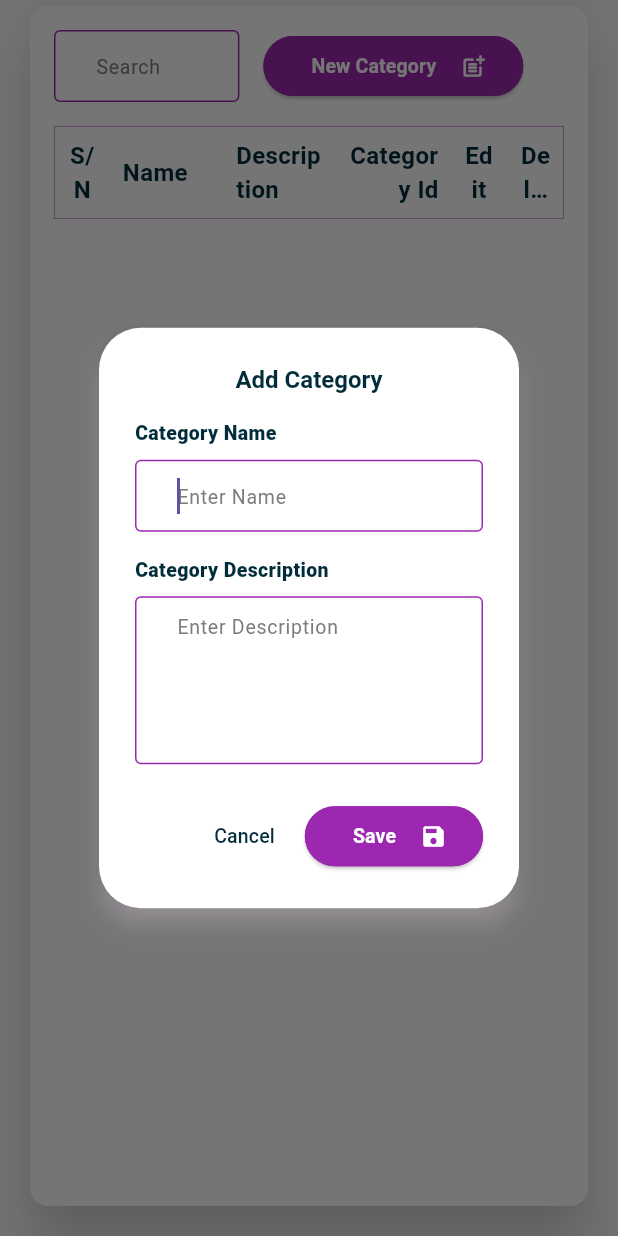
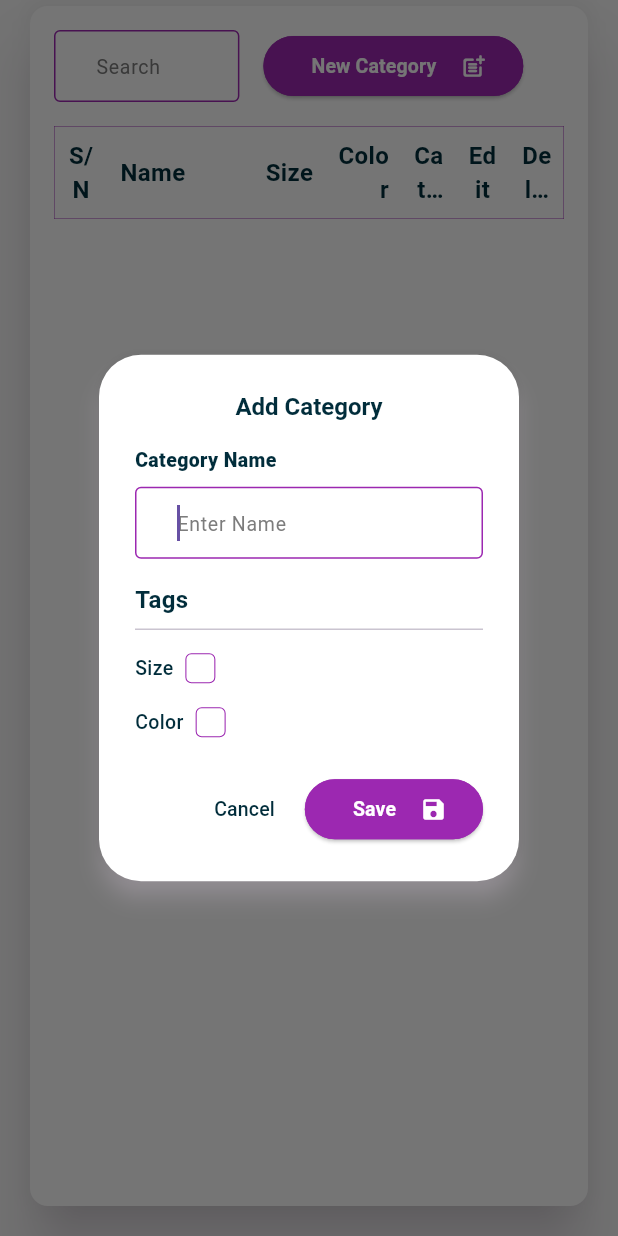
Before and after one commit to naing-pyae-hlyan/apos-web-dashboard, a Flutter app: the CategoryPage widget shown alone on an empty page, opened directly, after a tap on "New Category", on a phone screen of 412 x 824 dp. Run offline on Flutter 3.47's test engine with Material 3 defaults, Android fonts, the phone set to English and light mode, and no system bars; our stand-ins replace cloud_firestore, equatable, firebase_core, firebase_messaging, fl_chart, flutter_bloc and 5 more; accounts and stored records are empty.

Commit message:
0.2.0 => UPDATE: CategoryDialog added Size and Color tags.

```diff
--- a/lib/bloc/auth/auth_bloc.dart
+++ b/lib/bloc/auth/auth_bloc.dart
@@ -31,10 +31,12 @@ class AuthBloc extends Bloc<AuthEvent, AuthState> {
       );
       return;
     }
-    // await Future.delayed(const Duration(seconds: 3));
 
     if (event.rememberMe) {
-      SpHelper.rememberMe(username: event.username, password: event.password);
+      await SpHelper.rememberMe(
+        username: event.username,
+        password: event.password,
+      );
     }
 
     emit(AuthStateSuccess());
--- a/lib/bloc/category/category_bloc.dart
+++ b/lib/bloc/category/category_bloc.dart
@@ -77,7 +77,11 @@ class CategoryBloc extends Bloc<CategoryEvent, CategoryState> {
       (Category category) => category.name == event.category.name,
     );
 
-    if (same.isNotEmpty) {
+    var same2 = same.where(
+      (Category caetgory) => caetgory.name != event.currentCategoryName,
+    );
+
+    if (same2.isNotEmpty) {
       await Future.delayed(const Duration(milliseconds: 500));
       emit(_dialogStateFail(message: "Name is already taken"));
       return;
--- a/lib/bloc/category/category_event.dart
+++ b/lib/bloc/category/category_event.dart
@@ -14,7 +14,11 @@ class CategoryEventReadData extends CategoryEvent {
 
 class CategoryEventUpdateData extends CategoryEvent {
   final Category category;
-  CategoryEventUpdateData({required this.category});
+  final String currentCategoryName;
+  CategoryEventUpdateData({
+    required this.currentCategoryName,
+    required this.category,
+  });
 }
 
 class CategoryEventDeleteData extends CategoryEvent {
--- a/lib/enum/_exp.dart
+++ b/lib/enum/_exp.dart
@@ -1,2 +1,4 @@
+export 'order_status.dart';
+export 'product_color.dart';
+export 'product_size.dart';
 export 'selected_home.dart';
-export 'order_status.dart';
--- /dev/null
+++ b/lib/enum/product_size.dart
@@ -0,0 +1,19 @@
+enum ProductSize {
+  small("S"),
+  medium("M"),
+  large("L"),
+  xl("XL"),
+  xxl("XXL");
+
+  final String value;
+  const ProductSize(this.value);
+}
+
+ProductSize parseSizeToProductSize(String size) {
+  if (size == "S") return ProductSize.small;
+  if (size == "M") return ProductSize.medium;
+  if (size == "L") return ProductSize.large;
+  if (size == "XL") return ProductSize.xl;
+  if (size == "XXL") return ProductSize.xxl;
+  return ProductSize.medium;
+}
--- a/lib/models/category_model.dart
+++ b/lib/models/category_model.dart
@@ -2,13 +2,15 @@ class Category {
   String? id;
   final String readableId;
   final String name;
-  final String description;
+  final bool hasSize;
+  final bool hasColor;
 
   Category({
     this.id,
     required this.readableId,
     required this.name,
-    required this.description,
+    required this.hasSize,
+    required this.hasColor,
   });
 
   factory Category.fromJson(Map<String, dynamic> json, String docId) {
@@ -16,7 +18,8 @@ class Category {
       id: docId,
       readableId: json['id'],
       name: json['name'],
-      description: json['description'],
+      hasSize: json['has_size'] ?? false,
+      hasColor: json['has_color'] ?? false,
     );
   }
 
@@ -24,7 +27,8 @@ class Category {
     return {
       'id': readableId,
       'name': name,
-      'description': description,
+      'has_size': hasSize,
+      'has_color': hasColor,
     };
   }
 
@@ -41,14 +45,16 @@ class Category {
         id: "all-category",
         readableId: "all-category",
         name: "All Category",
-        description: "",
+        hasSize: false,
+        hasColor: false,
       );
 
   static Category get selectCategoriesValue => Category(
         id: "select-category",
         readableId: "select-category",
         name: "Select Category",
-        description: "",
+        hasSize: false,
+        hasColor: false,
       );
 
   bool get isDropdownTitle => id == "select-category" || id == "all-category";
--- a/lib/models/product_model.dart
+++ b/lib/models/product_model.dart
@@ -31,7 +31,7 @@ class Product {
       base64Images: List.from(json["images"].map((x) => x)),
       description: json['description'],
       price: json['price'],
-      stockQuantity: json['stock_quantity'],
+      stockQuantity: json['stock_quantity'] ?? 0,
       categoryId: json['category_id'],
       categoryName: json["category_name"],
       topSalesCount: json["top_sales_count"] ?? 0,
--- a/lib/view/dialogs/category_dialog.dart
+++ b/lib/view/dialogs/category_dialog.dart
@@ -19,27 +19,32 @@ class _CategoryDialogState extends State<_CategoryDialog> {
   late CategoryBloc categoryBloc;
 
   final _nameTxtCtrl = TextEditingController();
-  final _descTxtCtrl = TextEditingController();
   final _nameFn = FocusNode();
-  final _descFn = FocusNode();
+  final ValueNotifier<bool> _sizeListener = ValueNotifier<bool>(false);
+  final ValueNotifier<bool> _colorListener = ValueNotifier<bool>(false);
 
   void _onSave() {
     final name = _nameTxtCtrl.text;
-    final description = _descTxtCtrl.text;
     final readableId = widget.category?.readableId ??
         RandomIdGenerator.getnerateCategoryUniqueId();
+    final hasSize = _sizeListener.value;
+    final hasColor = _colorListener.value;
 
     final category = Category(
       id: widget.category?.id,
       readableId: readableId,
       name: name,
-      description: description,
+      hasSize: hasSize,
+      hasColor: hasColor,
     );
 
     if (widget.category == null) {
       categoryBloc.add(CategoryEventCreateData(category: category));
     } else {
-      categoryBloc.add(CategoryEventUpdateData(category: category));
+      categoryBloc.add(CategoryEventUpdateData(
+        currentCategoryName: widget.category!.name,
+        category: category,
+      ));
     }
   }
 
@@ -49,9 +54,10 @@ class _CategoryDialogState extends State<_CategoryDialog> {
 
     super.initState();
     _nameTxtCtrl.text = widget.category?.name ?? '';
-    _descTxtCtrl.text = widget.category?.description ?? '';
     doAfterBuild(callback: () {
       _nameFn.requestFocus();
+      _sizeListener.value = widget.category?.hasSize ?? false;
+      _colorListener.value = widget.category?.hasColor ?? false;
     });
   }
 
@@ -59,9 +65,7 @@ class _CategoryDialogState extends State<_CategoryDialog> {
   void dispose() {
     if (mounted) {
       _nameTxtCtrl.dispose();
-      _descTxtCtrl.dispose();
       _nameFn.dispose();
-      _descFn.dispose();
     }
     super.dispose();
   }
@@ -88,6 +92,7 @@ class _CategoryDialogState extends State<_CategoryDialog> {
       ),
       content: Column(
         mainAxisSize: MainAxisSize.min,
+        crossAxisAlignment: CrossAxisAlignment.start,
         children: [
           MyInputField(
             controller: _nameTxtCtrl,
@@ -98,15 +103,33 @@ class _CategoryDialogState extends State<_CategoryDialog> {
             textInputAction: TextInputAction.next,
           ),
           verticalHeight16,
-          MyInputField(
-            controller: _descTxtCtrl,
-            focusNode: _descFn,
-            title: "Category Description",
-            hintText: "Enter Description",
-            maxLines: 4,
-            keyboardType: TextInputType.text,
-            textInputAction: TextInputAction.done,
-            onSubmitted: (_) => _onSave(),
+          myTitle("Tags"),
+          const Divider(),
+          verticalHeight8,
+          ValueListenableBuilder(
+            valueListenable: _sizeListener,
+            builder: (_, __, ___) {
+              return MyCheckBoxWithLabel(
+                label: "Size",
+                value: _sizeListener.value,
+                onSelected: (bool select) {
+                  _sizeListener.value = select;
+                },
+              );
+            },
+          ),
+          verticalHeight16,
+          ValueListenableBuilder(
+            valueListenable: _colorListener,
+            builder: (_, __, ___) {
+              return MyCheckBoxWithLabel(
+                label: "Color",
+                value: _colorListener.value,
+                onSelected: (bool select) {
+                  _colorListener.value = select;
+                },
+              );
+            },
           ),
           BlocBuilder<CategoryBloc, CategoryState>(
             builder: (_, state) {
@@ -157,7 +180,7 @@ class _CategoryDialogState extends State<_CategoryDialog> {
               }
 
               if (state.error.code == 2) {
-                _descFn.requestFocus();
+                // _descFn.requestFocus();
                 return;
               }
             }
--- a/lib/view/pages/home_page.dart
+++ b/lib/view/pages/home_page.dart
@@ -68,7 +68,7 @@ class _HomePageState extends State<HomePage> {
         builder: (_, state) {
           // return emptyUI;
           return switch (state.selectedPage) {
-            SelectedHome.dashboard => const DashboardPage(),
+            SelectedHome.dashboard => const CategoryPage(),
             SelectedHome.category => const CategoryPage(),
             SelectedHome.product => const ProductPage(),
             SelectedHome.order => const OrdersPage(),
--- a/lib/view/pages/login_page.dart
+++ b/lib/view/pages/login_page.dart
@@ -101,6 +101,7 @@ class _LoginPageState extends State<LoginPage> {
                   alignment: Alignment.centerRight,
                   child: MyCheckBoxWithLabel(
                     label: "Remember Me",
+                    mainAxisAlignment: MainAxisAlignment.end,
                     onSelected: (bool selected) {
                       _rememberMe = selected;
                     },
--- a/lib/view/pages/products/category_page.dart
+++ b/lib/view/pages/products/category_page.dart
@@ -91,10 +91,10 @@ class _CategoryPageState extends State<CategoryPage> {
               columnWidths: const {
                 0: FlexColumnWidth(0.5),
                 1: FlexColumnWidth(1),
-                2: FlexColumnWidth(1),
-                3: FlexColumnWidth(1),
+                3: FlexColumnWidth(0.7),
                 4: FlexColumnWidth(0.5),
                 5: FlexColumnWidth(0.5),
+                6: FlexColumnWidth(0.5),
               },
               children: <TableRow>[
                 TableRow(
@@ -102,7 +102,8 @@ class _CategoryPageState extends State<CategoryPage> {
                   children: const [
                     TableTitleCell("S/N", textAlign: TextAlign.center),
                     TableTitleCell("Name"),
-                    TableTitleCell("Description"),
+                    TableTitleCell("Size", textAlign: TextAlign.end),
+                    TableTitleCell("Color", textAlign: TextAlign.end),
                     TableTitleCell("Category Id", textAlign: TextAlign.end),
                     TableTitleCell("Edit", textAlign: TextAlign.center),
                     TableTitleCell("Delete", textAlign: TextAlign.center),
@@ -127,7 +128,11 @@ class _CategoryPageState extends State<CategoryPage> {
             children: [
               TableSNCell(index),
               TableTextCell(category.name, fontWeight: FontWeight.w800),
-              TableTextCell(category.description),
+              TableTextCell(
+                category.hasSize ? "S, M, L, XL, XXL" : "no size",
+                textAlign: TextAlign.end,
+              ),
+              TableTextCell("${category.hasColor}", textAlign: TextAlign.end),
               TableTextCell(
                 categories[index].readableId.slugify,
                 textAlign: TextAlign.end,
--- a/lib/view/widgets/my_select.dart
+++ b/lib/view/widgets/my_select.dart
@@ -51,13 +51,15 @@ class MyCheckBoxWithLabel extends StatefulWidget {
   final bool? value;
   final String label;
   final double size;
+  final MainAxisAlignment mainAxisAlignment;
   final Function(bool)? onSelected;
   const MyCheckBoxWithLabel({
     super.key,
     this.value = false,
     required this.label,
+    this.mainAxisAlignment = MainAxisAlignment.start,
     this.onSelected,
-    this.size = 24,
+    this.size = 20,
   });
 
   @override
@@ -70,6 +72,10 @@ class _MyCheckBoxWithLabelState extends State<MyCheckBoxWithLabel> {
   @override
   void initState() {
     super.initState();
+  }
+
+  @override
+  Widget build(BuildContext context) {
     if (widget.value == true) {
       doAfterBuild(
         callback: () {
@@ -79,13 +85,9 @@ class _MyCheckBoxWithLabelState extends State<MyCheckBoxWithLabel> {
         },
       );
     }
-  }
-
-  @override
-  Widget build(BuildContext context) {
     return Row(
       crossAxisAlignment: CrossAxisAlignment.center,
-      mainAxisAlignment: MainAxisAlignment.end,
+      mainAxisAlignment: widget.mainAxisAlignment,
       children: [
         myText(widget.label),
         horizontalWidth8,
@@ -115,7 +117,7 @@ class _MyCheckBoxWithLabelState extends State<MyCheckBoxWithLabel> {
                 ? const Icon(
                     Icons.check,
                     color: Colors.white,
-                    size: 20,
+                    size: 16,
                   )
                 : emptyUI,
           ),
--- a/pubspec.yaml
+++ b/pubspec.yaml
@@ -1,7 +1,7 @@
 name: apos
 description: "mini POS"
 publish_to: 'none'
-version: 0.1.9
+version: 0.2.0
 
 environment:
   sdk: '>=3.4.0 <4.0.0'
```
Also changed, not shown: lib/enum/product_color.dart (added, +14 -0 lines), lib/utils/cache_manager.dart (+0 -22 lines), lib/view/pages/splash_page.dart (+17 -5 lines), changelog.txt.
